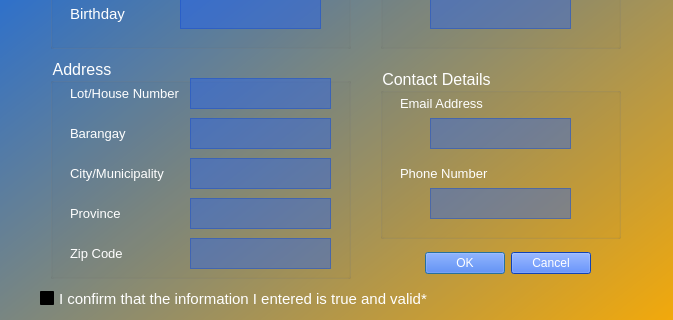
The window that ui/confirm.ui (AngeloXD13/Simple_ATM_Interface) describes before a commit, drawn with Qt 5; both pictures show x 0 to 673 and y 202 to 522 of the 673 by 522 pixel window.
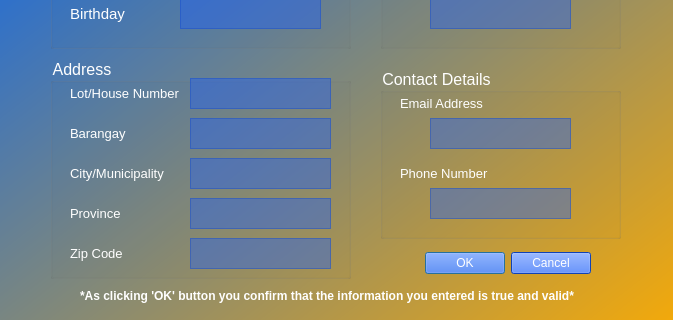
The same window after the commit.

```diff
--- a/ui/confirm.ui
+++ b/ui/confirm.ui
@@ -587,27 +587,6 @@
     </property>
    </widget>
   </widget>
-  <widget class="QCheckBox" name="checkBox">
-   <property name="geometry">
-    <rect>
-     <x>40</x>
-     <y>480</y>
-     <width>421</width>
-     <height>41</height>
-    </rect>
-   </property>
-   <property name="font">
-    <font>
-     <pointsize>11</pointsize>
-    </font>
-   </property>
-   <property name="styleSheet">
-    <string notr="true">background-color: qlineargradient(spread:pad, x1:0, y1:0, x2:1, y2:1, stop:0 rgba(0, 0, 0, 0), stop:1 rgba(0, 0, 0, 0));</string>
-   </property>
-   <property name="text">
-    <string>I confirm that the information I entered is true and valid*</string>
-   </property>
-  </widget>
   <widget class="QLabel" name="label_14">
    <property name="geometry">
     <rect>
@@ -631,6 +610,28 @@
     <string>Confirm your information:</string>
    </property>
   </widget>
+  <widget class="QLabel" name="label_15">
+   <property name="geometry">
+    <rect>
+     <x>80</x>
+     <y>490</y>
+     <width>521</width>
+     <height>16</height>
+    </rect>
+   </property>
+   <property name="font">
+    <font>
+     <weight>75</weight>
+     <bold>true</bold>
+    </font>
+   </property>
+   <property name="styleSheet">
+    <string notr="true">background-color: rgba(255, 255, 255, 0);</string>
+   </property>
+   <property name="text">
+    <string>*As clicking 'OK' button you confirm that the information you entered is true and valid*</string>
+   </property>
+  </widget>
  </widget>
  <resources/>
  <connections>
```
